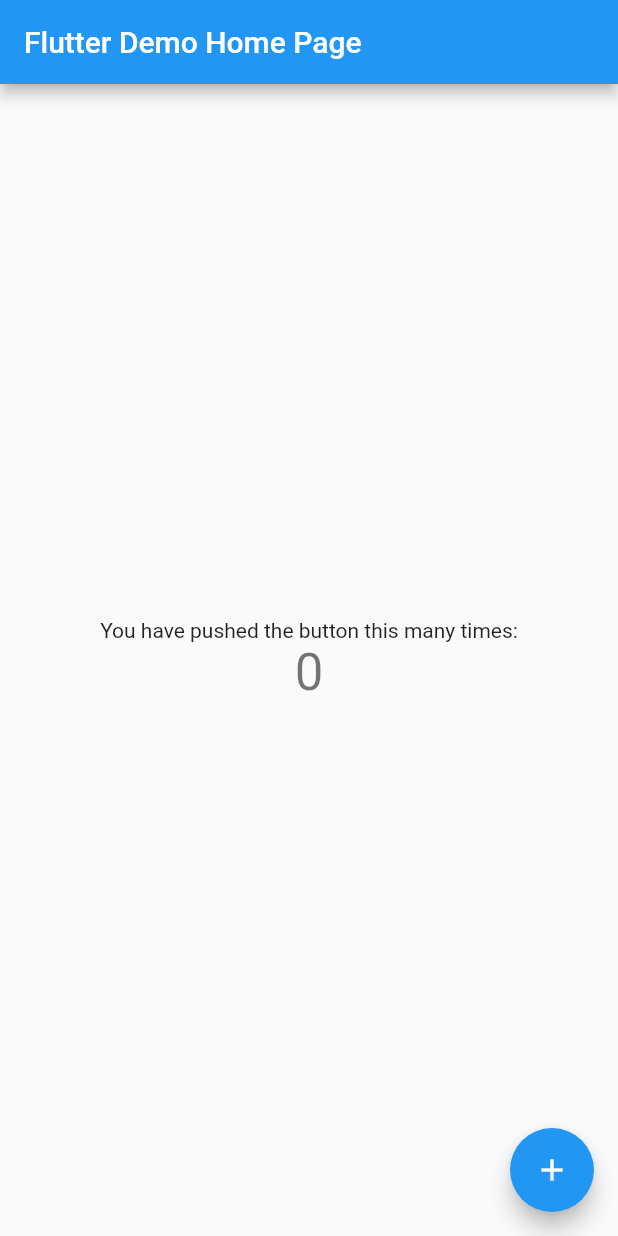
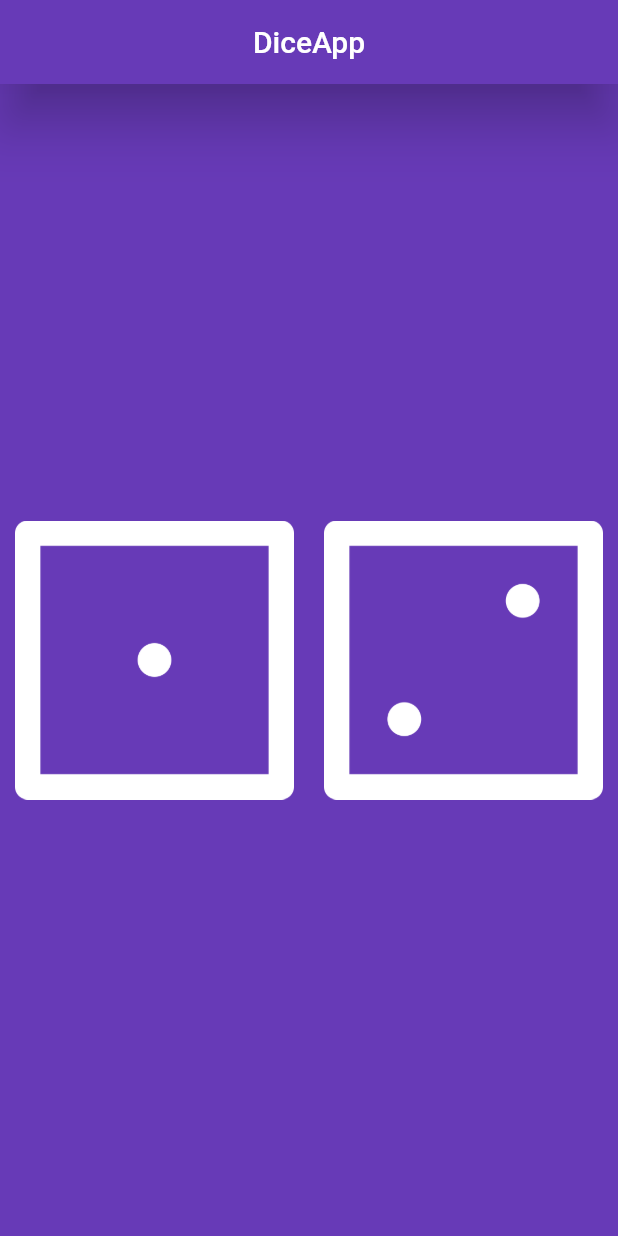
Before and after one commit to Radam7nthyZ/dado_1movil, a Flutter app: the screen it shows after launch, on a phone screen of 412 x 824 dp. Run offline on Flutter 3.47's test engine with Material 2 defaults, Android fonts, the phone set to English and light mode, and no system bars.

Commit message:
Version1.1

```diff
--- a/lib/main.dart
+++ b/lib/main.dart
@@ -1,115 +1,59 @@
 import 'package:flutter/material.dart';
 
 void main() {
-  runApp(const MyApp());
+  runApp(
+    MyApp(),
+  );
 }
 
 class MyApp extends StatelessWidget {
   const MyApp({super.key});
 
-  // This widget is the root of your application.
   @override
   Widget build(BuildContext context) {
     return MaterialApp(
-      title: 'Flutter Demo',
-      theme: ThemeData(
-        // This is the theme of your application.
-        //
-        // Try running your application with "flutter run". You'll see the
-        // application has a blue toolbar. Then, without quitting the app, try
-        // changing the primarySwatch below to Colors.green and then invoke
-        // "hot reload" (press "r" in the console where you ran "flutter run",
-        // or simply save your changes to "hot reload" in a Flutter IDE).
-        // Notice that the counter didn't reset back to zero; the application
-        // is not restarted.
-        primarySwatch: Colors.blue,
-      ),
-      home: const MyHomePage(title: 'Flutter Demo Home Page'),
+      home: HomePage(),
     );
   }
 }
 
-class MyHomePage extends StatefulWidget {
-  const MyHomePage({super.key, required this.title});
-
-  // This widget is the home page of your application. It is stateful, meaning
-  // that it has a State object (defined below) that contains fields that affect
-  // how it looks.
-
-  // This class is the configuration for the state. It holds the values (in this
-  // case the title) provided by the parent (in this case the App widget) and
-  // used by the build method of the State. Fields in a Widget subclass are
-  // always marked "final".
-
-  final String title;
-
-  @override
-  State<MyHomePage> createState() => _MyHomePageState();
-}
-
-class _MyHomePageState extends State<MyHomePage> {
-  int _counter = 0;
-
-  void _incrementCounter() {
-    setState(() {
-      // This call to setState tells the Flutter framework that something has
-      // changed in this State, which causes it to rerun the build method below
-      // so that the display can reflect the updated values. If we changed
-      // _counter without calling setState(), then the build method would not be
-      // called again, and so nothing would appear to happen.
-      _counter++;
-    });
-  }
+class HomePage extends StatelessWidget {
+  const HomePage({super.key});
 
   @override
   Widget build(BuildContext context) {
-    // This method is rerun every time setState is called, for instance as done
-    // by the _incrementCounter method above.
-    //
-    // The Flutter framework has been optimized to make rerunning build methods
-    // fast, so that you can just rebuild anything that needs updating rather
-    // than having to individually change instances of widgets.
     return Scaffold(
+      backgroundColor: Colors.deepPurple,
       appBar: AppBar(
-        // Here we take the value from the MyHomePage object that was created by
-        // the App.build method, and use it to set our appbar title.
-        title: Text(widget.title),
+        title: Text("DiceApp"),
+        centerTitle: true,
+        backgroundColor: Colors.deepPurple,
+        elevation: 15.0,
       ),
       body: Center(
-        // Center is a layout widget. It takes a single child and positions it
-        // in the middle of the parent.
-        child: Column(
-          // Column is also a layout widget. It takes a list of children and
-          // arranges them vertically. By default, it sizes itself to fit its
-          // children horizontally, and tries to be as tall as its parent.
-          //
-          // Invoke "debug painting" (press "p" in the console, choose the
-          // "Toggle Debug Paint" action from the Flutter Inspector in Android
-          // Studio, or the "Toggle Debug Paint" command in Visual Studio Code)
-          // to see the wireframe for each widget.
-          //
-          // Column has various properties to control how it sizes itself and
-          // how it positions its children. Here we use mainAxisAlignment to
-          // center the children vertically; the main axis here is the vertical
-          // axis because Columns are vertical (the cross axis would be
-          // horizontal).
-          mainAxisAlignment: MainAxisAlignment.center,
-          children: <Widget>[
-            const Text(
-              'You have pushed the button this many times:',
+        child: Row(
+          children: [
+            Expanded(
+              child: Padding(
+                padding: const EdgeInsets.all(10.0),
+                child: Image.asset(
+                  "assets/images/dice1.png",
+                ),
+              ),
+              flex: 1,
             ),
-            Text(
-              '$_counter',
-              style: Theme.of(context).textTheme.headline4,
+            Expanded(
+              child: Padding(
+                padding: const EdgeInsets.all(10.0),
+                child: Image.asset(
+                  "assets/images/dice2.png",
+                ),
+              ),
+              flex: 1,
             ),
           ],
         ),
       ),
-      floatingActionButton: FloatingActionButton(
-        onPressed: _incrementCounter,
-        tooltip: 'Increment',
-        child: const Icon(Icons.add),
-      ), // This trailing comma makes auto-formatting nicer for build methods.
     );
   }
 }
--- a/pubspec.yaml
+++ b/pubspec.yaml
@@ -60,8 +60,8 @@ flutter:
   uses-material-design: true
 
   # To add assets to your application, add an assets section, like this:
-  # assets:
-  #   - images/a_dot_burr.jpeg
+  assets:
+     - assets/images/
   #   - images/a_dot_ham.jpeg
 
   # An image asset can refer to one or more resolution-specific "variants", see
```
Also changed, not shown: assets/images/dice1.png (added), assets/images/dice2.png (added), assets/images/dice3.png (added), assets/images/dice4.png (added), assets/images/dice5.png (added), assets/images/dice6.png (added).
